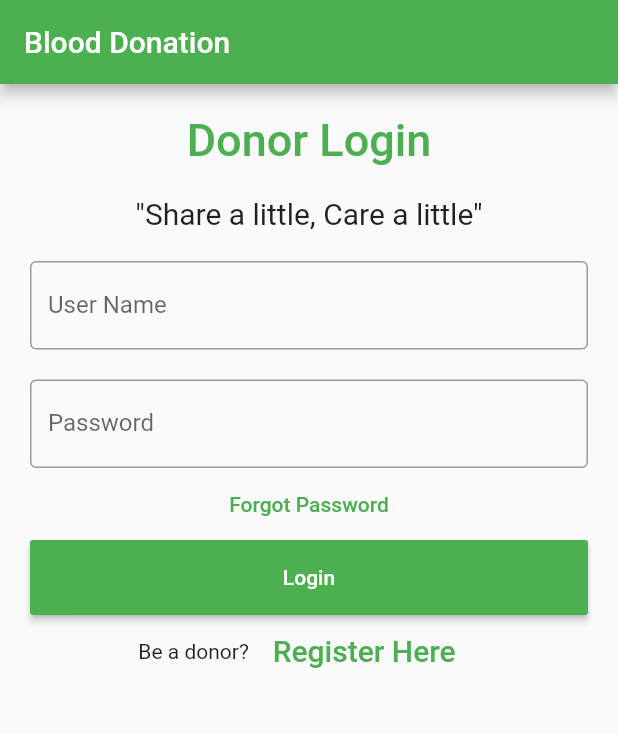
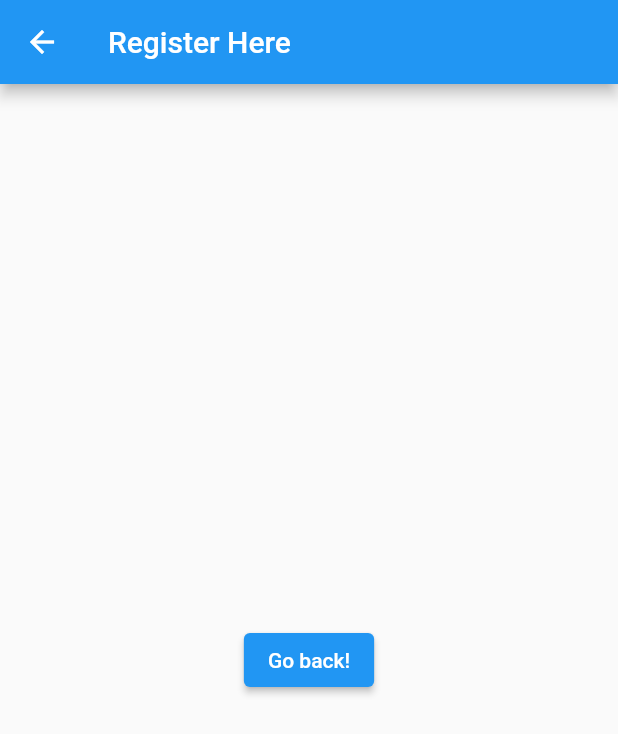
Before and after one commit to aryancrajan/bloodcross, a Flutter app: the screen it shows after launch, after a tap on "Register Here", on a phone screen of 412 x 824 dp. Shown: the top 734 px of the screen. Run offline on Flutter 3.47's test engine with Material 2 defaults, Android fonts, the phone set to English and light mode, and no system bars; our stand-ins replace splashscreen.

Commit message:
new page for registration

```diff
--- a/lib/main.dart
+++ b/lib/main.dart
@@ -24,7 +24,24 @@ class _MyappState extends State<Myapp>{
     );
   }
 }
-
+class SecondRoute extends StatelessWidget {
+  @override
+  Widget build(BuildContext context) {
+    return Scaffold(
+      appBar: AppBar(
+        title: Text("Register Here"),
+      ),
+      body: Center(
+        child: ElevatedButton(
+          onPressed: () {
+            Navigator.pop(context);// Navigate back to first route when tapped.
+          },
+          child: Text('Go back!'),
+        ),
+      ),
+    );
+  }
+}
 class mainscreen extends StatefulWidget{
   @override
   _State createState() => _State();
@@ -113,7 +130,10 @@ class _State extends State<mainscreen> {
                             style: TextStyle(fontSize: 20),
                           ),
                           onPressed: () {
-                            //signup screen
+                            Navigator.push(
+                              context,
+                              MaterialPageRoute(builder: (context) => SecondRoute()),
+                            );//signup screen
                           },
                         )
                       ],
```
